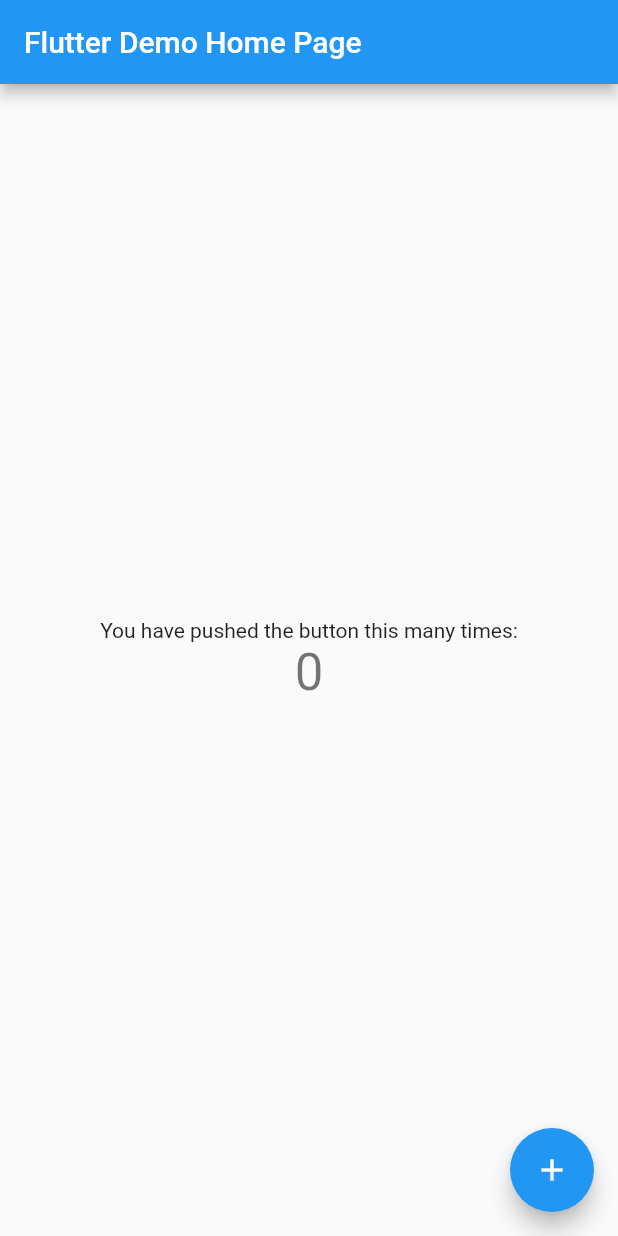
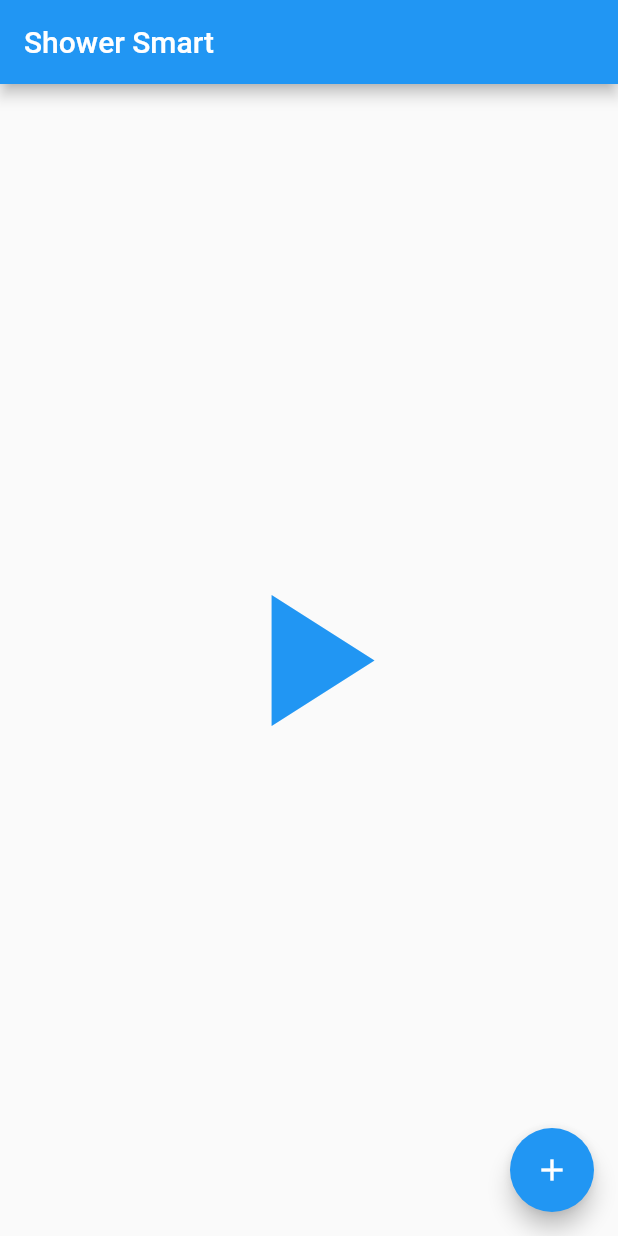
Before and after one commit to danialgoodwin/shower-smart, a Flutter app: the screen it shows after launch, on a phone screen of 412 x 824 dp. Run offline on Flutter 3.47's test engine with Material 2 defaults, Android fonts, the phone set to English and light mode, and no system bars.

Commit message:
Add StartStopButton

```diff
--- a/lib/main.dart
+++ b/lib/main.dart
@@ -3,39 +3,20 @@ import 'package:flutter/material.dart';
 void main() => runApp(MyApp());
 
 class MyApp extends StatelessWidget {
-  // This widget is the root of your application.
   @override
   Widget build(BuildContext context) {
     return MaterialApp(
-      title: 'Flutter Demo',
+      title: 'Shower Smart',
       theme: ThemeData(
-        // This is the theme of your application.
-        //
-        // Try running your application with "flutter run". You'll see the
-        // application has a blue toolbar. Then, without quitting the app, try
-        // changing the primarySwatch below to Colors.green and then invoke
-        // "hot reload" (press "r" in the console where you ran "flutter run",
-        // or simply save your changes to "hot reload" in a Flutter IDE).
-        // Notice that the counter didn't reset back to zero; the application
-        // is not restarted.
         primarySwatch: Colors.blue,
       ),
-      home: MyHomePage(title: 'Flutter Demo Home Page'),
+      home: MyHomePage(title: 'Shower Smart'),
     );
   }
 }
 
 class MyHomePage extends StatefulWidget {
   MyHomePage({Key key, this.title}) : super(key: key);
-
-  // This widget is the home page of your application. It is stateful, meaning
-  // that it has a State object (defined below) that contains fields that affect
-  // how it looks.
-
-  // This class is the configuration for the state. It holds the values (in this
-  // case the title) provided by the parent (in this case the App widget) and
-  // used by the build method of the State. Fields in a Widget subclass are
-  // always marked "final".
 
   final String title;
 
@@ -48,56 +29,21 @@ class _MyHomePageState extends State<MyHomePage> {
 
   void _incrementCounter() {
     setState(() {
-      // This call to setState tells the Flutter framework that something has
-      // changed in this State, which causes it to rerun the build method below
-      // so that the display can reflect the updated values. If we changed
-      // _counter without calling setState(), then the build method would not be
-      // called again, and so nothing would appear to happen.
       _counter++;
     });
   }
 
   @override
   Widget build(BuildContext context) {
-    // This method is rerun every time setState is called, for instance as done
-    // by the _incrementCounter method above.
-    //
-    // The Flutter framework has been optimized to make rerunning build methods
-    // fast, so that you can just rebuild anything that needs updating rather
-    // than having to individually change instances of widgets.
     return Scaffold(
       appBar: AppBar(
-        // Here we take the value from the MyHomePage object that was created by
-        // the App.build method, and use it to set our appbar title.
         title: Text(widget.title),
       ),
       body: Center(
-        // Center is a layout widget. It takes a single child and positions it
-        // in the middle of the parent.
         child: Column(
-          // Column is also layout widget. It takes a list of children and
-          // arranges them vertically. By default, it sizes itself to fit its
-          // children horizontally, and tries to be as tall as its parent.
-          //
-          // Invoke "debug painting" (press "p" in the console, choose the
-          // "Toggle Debug Paint" action from the Flutter Inspector in Android
-          // Studio, or the "Toggle Debug Paint" command in Visual Studio Code)
-          // to see the wireframe for each widget.
-          //
-          // Column has various properties to control how it sizes itself and
-          // how it positions its children. Here we use mainAxisAlignment to
-          // center the children vertically; the main axis here is the vertical
-          // axis because Columns are vertical (the cross axis would be
-          // horizontal).
           mainAxisAlignment: MainAxisAlignment.center,
           children: <Widget>[
-            Text(
-              'You have pushed the button this many times:',
-            ),
-            Text(
-              '$_counter',
-              style: Theme.of(context).textTheme.display1,
-            ),
+            StartStopButton(),
           ],
         ),
       ),
@@ -109,3 +55,40 @@ class _MyHomePageState extends State<MyHomePage> {
     );
   }
 }
+
+class StartStopButton extends StatefulWidget {
+  @override
+  _StartStopButtonState createState() => _StartStopButtonState();
+}
+
+class _StartStopButtonState extends State<StartStopButton> {
+  bool _isStarted = false;
+  String _text = "Start";
+  Icon _icon = Icon(Icons.play_arrow, color: Colors.blue);
+
+  void _toggleStartStop() {
+    setState(() {
+      _isStarted = !_isStarted;
+      if (_isStarted) {
+        _icon = Icon(Icons.pause, color: Colors.blue);
+        _text = "Stop";
+      } else {
+        _icon = Icon(Icons.play_arrow, color: Colors.blue);
+        _text = "Start";
+      }
+    });
+  }
+
+  @override
+  Widget build(BuildContext context) {
+    return IconButton(
+      icon: _icon,
+      tooltip: 'Start stop button',
+      iconSize: 150,
+      onPressed: () {
+        _toggleStartStop();
+      },
+    );
+  }
+
+}
```
Also changed, not shown: 2 other files.
